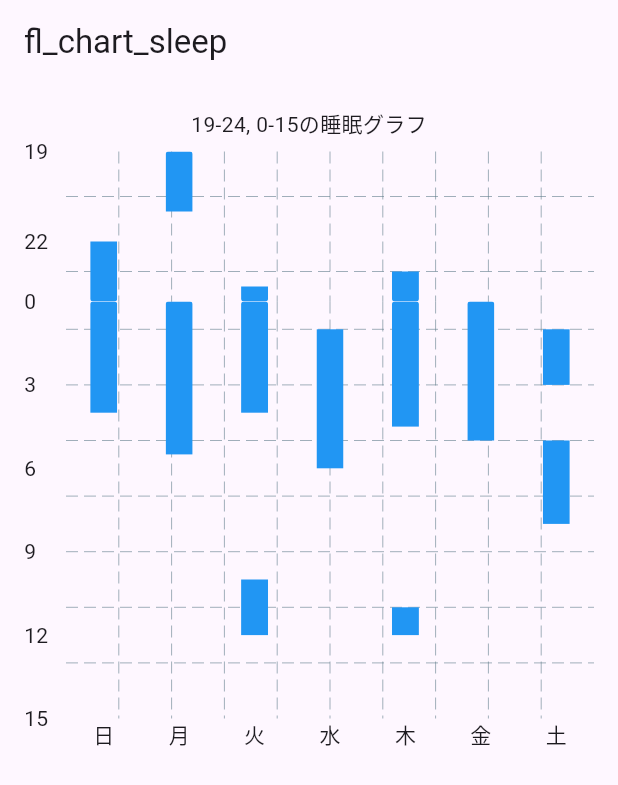
After one commit to masato-nishikawa/flutter_sample_widget, a Flutter app: the PageFlSleep screen opened by its route, on a phone screen of 412 x 824 dp. The commit adds this screen. Shown: the top 785 px of the screen. Run offline on Flutter 3.47's test engine with Material 3 defaults, Android fonts, the phone set to English and light mode, and no system bars; drawn by our look-alikes of fl_chart; our stand-ins replace go_router, syncfusion_flutter_charts; missing offline and left inert: graphic.

Commit message:
feat:fl_chartでの睡眠グラフ

```diff
--- /dev/null
+++ b/lib/charts/fl_chart/c_fl_chart_sleep.dart
@@ -0,0 +1,186 @@
+import 'package:fl_chart/fl_chart.dart';
+import 'package:flutter/material.dart';
+import 'package:flutter_sample_widget/mocks/chart_mock.dart';
+
+class SleepSegment {
+  final String date;
+  final double start;
+  final double end;
+
+  SleepSegment({required this.date, required this.start, required this.end});
+}
+
+List<SleepSegment> convertToSleepSegments(List<Map<String, dynamic>> raw) {
+  return raw.map((e) {
+    return SleepSegment(
+      date: e['date'] as String,
+      start: (e['start'] as num).toDouble(),
+      end: (e['end'] as num).toDouble(),
+    );
+  }).toList();
+}
+
+class SleepBarChartFL extends StatelessWidget {
+  const SleepBarChartFL({super.key});
+
+  @override
+  Widget build(BuildContext context) {
+    final sleepData = convertToSleepSegments(mockSleepWeeklyData);
+
+    final List<String> weekdays = ['日', '月', '火', '水', '木', '金', '土'];
+
+    // 夜のセグメント（19-24時）
+    final upperGroups = List.generate(weekdays.length, (i) {
+      final segments =
+          sleepData
+              .where(
+                (s) => s.date == weekdays[i] && s.start >= 19 && s.end <= 24,
+              )
+              .map(
+                (s) => BarChartRodStackItem(
+                  // 19,
+                  // 23,
+                  43 - s.end,
+                  43 - s.start,
+                  Colors.blue,
+                ),
+              )
+              .toList();
+
+      return BarChartGroupData(
+        x: i,
+        barRods: [
+          BarChartRodData(
+            fromY: 19,
+            toY: 24,
+            rodStackItems: segments,
+            width: 18,
+            borderRadius: BorderRadius.circular(2),
+            color: Colors.transparent,
+          ),
+        ],
+      );
+    });
+
+    // 朝のセグメント（0-15時）
+    final lowerGroups = List.generate(weekdays.length, (i) {
+      final segments =
+          sleepData
+              .where(
+                (s) => s.date == weekdays[i] && s.start >= 0 && s.end <= 15,
+              )
+              .map(
+                (s) => BarChartRodStackItem(
+                  15 - s.end, // ←反転
+                  15 - s.start,
+                  Colors.blue,
+                ),
+              )
+              .toList();
+
+      return BarChartGroupData(
+        x: i,
+        barRods: [
+          BarChartRodData(
+            fromY: 0,
+            toY: 15,
+            rodStackItems: segments,
+            width: 18,
+            borderRadius: BorderRadius.circular(2),
+            color: Colors.transparent,
+          ),
+        ],
+      );
+    });
+
+    return Scaffold(
+      body: Column(
+        children: [
+          const SizedBox(height: 8),
+
+          // 上段チャート（19-24時）
+          SizedBox(
+            height: 100,
+            child: BarChart(
+              BarChartData(
+                alignment: BarChartAlignment.spaceAround,
+                barGroups: upperGroups,
+                minY: 19,
+                maxY: 24,
+                gridData: FlGridData(show: true),
+                borderData: FlBorderData(show: false),
+                titlesData: FlTitlesData(
+                  leftTitles: AxisTitles(
+                    sideTitles: SideTitles(
+                      showTitles: true,
+                      interval: 3,
+                      reservedSize: 28,
+                      getTitlesWidget: (value, _) {
+                        final inverted = (19 + 24) - value;
+                        if (value == 19) return const SizedBox.shrink();
+                        return Text(inverted.toInt().toString());
+                      },
+                    ),
+                  ),
+                  bottomTitles: AxisTitles(
+                    sideTitles: SideTitles(showTitles: false),
+                  ),
+                  rightTitles: AxisTitles(
+                    sideTitles: SideTitles(showTitles: false),
+                  ),
+                  topTitles: AxisTitles(
+                    sideTitles: SideTitles(showTitles: false),
+                  ),
+                ),
+              ),
+            ),
+          ),
+
+          // 下段チャート（0-15時）※ラベルを反転
+          SizedBox(
+            height: 300,
+            child: BarChart(
+              BarChartData(
+                alignment: BarChartAlignment.spaceAround,
+                barGroups: lowerGroups,
+                minY: 0,
+                maxY: 15,
+                gridData: FlGridData(show: true),
+                borderData: FlBorderData(show: false),
+                titlesData: FlTitlesData(
+                  leftTitles: AxisTitles(
+                    sideTitles: SideTitles(
+                      showTitles: true,
+                      interval: 3,
+                      reservedSize: 28,
+                      getTitlesWidget: (value, _) {
+                        return Text((15 - value).toInt().toString());
+                      },
+                    ),
+                  ),
+                  bottomTitles: AxisTitles(
+                    sideTitles: SideTitles(
+                      showTitles: true,
+                      getTitlesWidget: (value, _) {
+                        if (value >= 0 && value < weekdays.length) {
+                          return Text(weekdays[value.toInt()]);
+                        }
+                        return const SizedBox();
+                      },
+                    ),
+                  ),
+                  rightTitles: AxisTitles(
+                    sideTitles: SideTitles(showTitles: false),
+                  ),
+                  topTitles: AxisTitles(
+                    sideTitles: SideTitles(showTitles: false),
+                  ),
+                ),
+              ),
+            ),
+          ),
+        ],
+      ),
+    );
+  }
+}
--- /dev/null
+++ b/lib/pages/fl_chart/p_fl_chart_sleep.dart
@@ -0,0 +1,24 @@
+import 'package:flutter/material.dart';
+import 'package:flutter_sample_widget/charts/fl_chart/c_fl_chart_sleep.dart';
+
+class PageFlSleep extends StatelessWidget {
+  final String title;
+
+  const PageFlSleep({super.key, required this.title});
+
+  @override
+  Widget build(BuildContext context) {
+    return Scaffold(
+      appBar: AppBar(title: Text(title)),
+      body: Padding(
+        padding: const EdgeInsets.all(16.0),
+        child: Column(
+          children: [
+            Center(child: const Text('19-24, 0-15の睡眠グラフ')),
+            const Expanded(child: SleepBarChartFL()),
+          ],
+        ),
+      ),
+    );
+  }
+}
--- a/lib/pages/graphic/p_graphic_sleep.dart
+++ b/lib/pages/graphic/p_graphic_sleep.dart
@@ -14,7 +14,7 @@ class PageGraphicBarSleep extends StatelessWidget {
         padding: const EdgeInsets.all(16.0),
         child: Column(
           children: [
-            Center(child: const Text('ウォーターフォールのグラフ')),
+            Center(child: const Text('19-24, 0-15の睡眠グラフ')),
             const Expanded(child: SleepBarChartGraphic()),
           ],
         ),
--- a/lib/pages/main_page.dart
+++ b/lib/pages/main_page.dart
@@ -44,6 +44,14 @@ class MainPage extends StatelessWidget {
                       extra: 'fl_chart_scroll',
                     ),
                 child: const Text('fl_chart_scroll'),
+              ),
+              ElevatedButton(
+                onPressed:
+                    () => context.push(
+                      '/fl_chart/sleep',
+                      extra: 'fl_chart_sleep',
+                    ),
+                child: const Text('fl_chart_sleep'),
               ),
               const SizedBox(height: 24),
 
--- a/lib/router.dart
+++ b/lib/router.dart
@@ -6,6 +6,7 @@ import 'pages/fl_chart/p_fl_chart.dart';
 import 'pages/fl_chart/p_fl_chart_line.dart';
 import 'pages/fl_chart/p_fl_chart_combine.dart';
 import 'pages/fl_chart/p_fl_chart_scroll.dart';
+import 'pages/fl_chart/p_fl_chart_sleep.dart';
 // syncfusion_flutter_charts 関連
 import 'pages/syncfusion_flutter_charts/p_sfc.dart';
 import 'pages/syncfusion_flutter_charts/p_sfc_line.dart';
@@ -48,6 +49,12 @@ final GoRouter router = GoRouter(
       builder:
           (context, state) =>
               PageFlScroll(title: state.extra as String? ?? 'fl_chart_scroll'),
+    ),
+    GoRoute(
+      path: '/fl_chart/sleep',
+      builder:
+          (context, state) =>
+              PageFlSleep(title: state.extra as String? ?? 'fl_chart_sleep'),
     ),
     // syncfusion_flutter_charts
     GoRoute(
```
